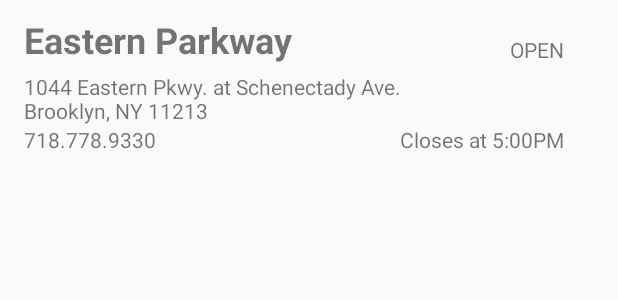
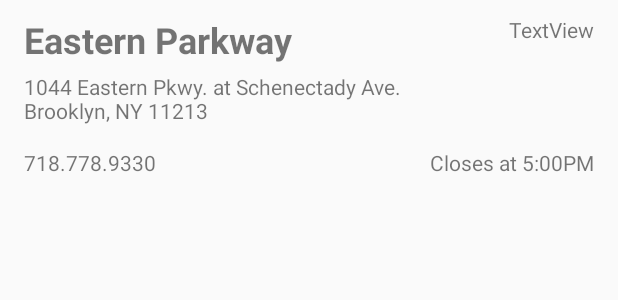
Before and after one commit to PCGeekBrain/BPLocate, an Android app: the layout location_item.xml on its own in the app's theme, with its tools: preview values and no code run, on a phone screen of 412 x 824 dp. Shown: the top 300 px of the screen. Run offline under Robolectric (Android 15) with nearby library versions, the phone set to English and light mode, and no system bars.

```diff
--- a/app/src/main/java/com/pcgeekbrain/bplocate/LocationsViewHolder.java
+++ b/app/src/main/java/com/pcgeekbrain/bplocate/LocationsViewHolder.java
@@ -9,14 +9,14 @@ import android.widget.TextView;
  */
 
 public class LocationsViewHolder extends RecyclerView.ViewHolder{
-    TextView name, address, number, current_status, closes_in;
+    TextView name, address, number, closes_in, hours;
 
     public LocationsViewHolder(View itemView) {
         super(itemView);
         name = (TextView) itemView.findViewById(R.id.loc_name);
         address = (TextView) itemView.findViewById(R.id.loc_address);
         number = (TextView) itemView.findViewById(R.id.loc_number);
-        current_status = (TextView) itemView.findViewById(R.id.loc_current_status);
         closes_in = (TextView) itemView.findViewById(R.id.loc_closes_in);
+        hours = (TextView) itemView.findViewById(R.id.loc_hours);
     }
 }
--- a/app/src/main/java/com/pcgeekbrain/bplocate/MainActivity.java
+++ b/app/src/main/java/com/pcgeekbrain/bplocate/MainActivity.java
@@ -56,7 +56,7 @@ public class MainActivity extends AppCompatActivity implements AsyncResponse, Vi
         }
 
         locations_recycler_view = (RecyclerView) findViewById(R.id.locations_list);
-        //locations_recycler_view.setHasFixedSize(true);  //Improves Performance
+        locations_recycler_view.setHasFixedSize(true);  //Improves Performance
         searchView = (SearchView)findViewById(R.id.search);
         refresh = (ImageView)findViewById(R.id.refresh);
         refresh.setOnClickListener(this);
@@ -131,6 +131,7 @@ public class MainActivity extends AppCompatActivity implements AsyncResponse, Vi
     @Override
     public void searchFinish(ArrayList<Branch> result) {
         if (update){
+            Log.d(TAG, "searchFinish: updating search");
             searchResults.clear();
             searchResults.addAll(result);
             locations_adapter.swap(searchResults);
--- a/app/src/main/res/layout/location_item.xml
+++ b/app/src/main/res/layout/location_item.xml
@@ -30,19 +30,11 @@
         android:layout_height="wrap_content"
         android:id="@+id/loc_address"
         tools:text="1044 Eastern Pkwy. at Schenectady Ave. \nBrooklyn, NY 11213"
-        android:layout_width="wrap_content"
         android:layout_below="@+id/loc_name"
         android:layout_alignParentStart="true"
-        android:layout_marginTop="5dp" />
-
-    <TextView
-        android:layout_width="wrap_content"
-        android:layout_height="wrap_content"
-        android:layout_above="@+id/loc_address"
-        android:layout_alignParentEnd="true"
-        android:id="@+id/loc_current_status"
-        tools:text="OPEN"
-        android:layout_marginRight="20dp" />
+        android:layout_marginTop="5dp"
+        android:layout_width="275dp"
+        android:layout_marginBottom="15dp" />
 
     <TextView
         android:layout_width="wrap_content"
@@ -50,5 +42,13 @@
         android:id="@+id/loc_closes_in"
         tools:text="Closes at 5:00PM"
         android:layout_below="@+id/loc_address"
-        android:layout_alignEnd="@+id/loc_current_status" />
+        android:layout_alignParentEnd="true" />
+
+    <TextView
+        android:text="TextView"
+        android:layout_width="wrap_content"
+        android:layout_height="wrap_content"
+        android:layout_alignTop="@+id/loc_name"
+        android:layout_alignParentEnd="true"
+        android:id="@+id/loc_hours" />
 </RelativeLayout>
```
Also changed, not shown: app/src/main/java/com/pcgeekbrain/bplocate/Branch.java (+31 -14 lines), app/src/main/java/com/pcgeekbrain/bplocate/LocationsAdapter.java (+7 -5 lines), app/src/main/java/com/pcgeekbrain/bplocate/SearchTask.java (+7 -1 lines), app/src/main/java/com/pcgeekbrain/bplocate/UpdateData.java (+4 -4 lines).
